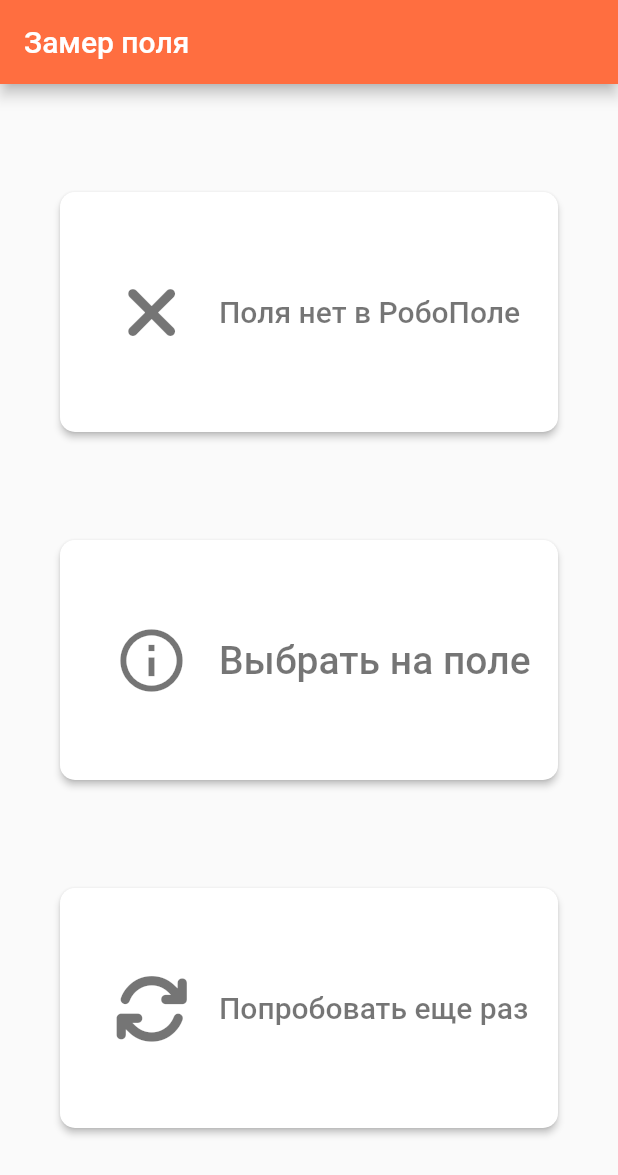
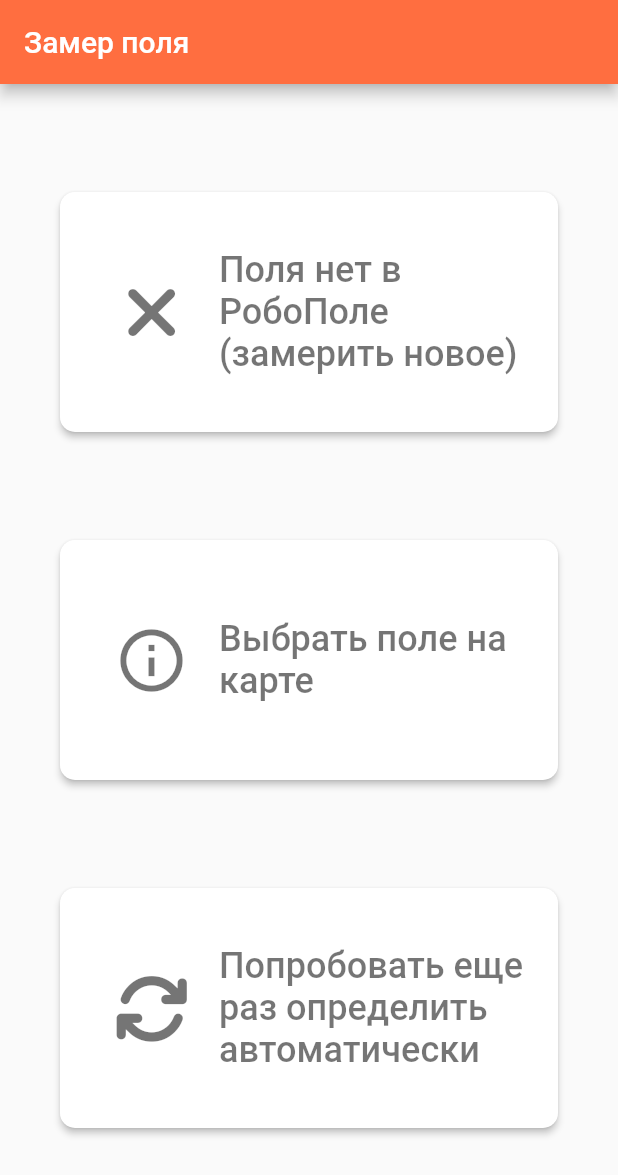
Before and after one commit to Consolushka/robopole_mob, a Flutter app: the MeasurementSelection screen opened directly, on a phone screen of 412 x 824 dp. Shown: the top 1175 px of the screen. Run offline on Flutter 3.47's test engine with Material 2 defaults, Android fonts, the phone set to English and light mode, and no system bars; our stand-ins replace audioplayers, camera, flutter_local_notifications, flutter_secure_storage, flutter_spinkit, font_awesome_flutter and 5 more; missing offline and left inert: flutter_sound, maps_toolkit, video_thumbnail, workmanager; accounts and stored records are empty.

Commit message:
updated measurements + updated some features and bugs

```diff
--- a/lib/pages/measurementSelection.dart
+++ b/lib/pages/measurementSelection.dart
@@ -38,11 +38,12 @@ class _MeasurementSelectionState extends State<MeasurementSelection> {
           mainAxisAlignment: MainAxisAlignment.spaceEvenly,
           children: [
             ElevatedButton(
-                onPressed: (){
+                onPressed: () {
                   Navigator.pushAndRemoveUntil(
                       context,
-                      MaterialPageRoute(builder: (context) => MeasurementField()),
-                          (route) => true);
+                      MaterialPageRoute(
+                          builder: (context) => MeasurementField()),
+                      (route) => true);
                 },
                 style: ElevatedButton.styleFrom(
                     primary: Colors.white,
@@ -54,21 +55,27 @@ class _MeasurementSelectionState extends State<MeasurementSelection> {
                     padding: EdgeInsets.only(left: 20),
                     child: Row(
                       children: const [
-                        Icon(FontAwesomeIcons.xmark, size: 50,color: Colors.black54,),
-                        SizedBox(width: 20,),
-                        Text(
-                          "Поля нет в РобоПоле",
-                          style: TextStyle(fontSize: 20,color: Colors.black54),
-                        )
+                        Icon(
+                          FontAwesomeIcons.xmark,
+                          size: 50,
+                          color: Colors.black54,
+                        ),
+                        SizedBox(
+                          width: 20,
+                        ),
+                        Flexible(
+                            child: Text(
+                          "Поля нет в РобоПоле (замерить новое)",
+                          style: TextStyle(fontSize: 24, color: Colors.black54),
+                        ))
                       ],
-                    )
-                )),
+                    ))),
             ElevatedButton(
-                onPressed: (){
+                onPressed: () {
                   Navigator.pushAndRemoveUntil(
                       context,
                       MaterialPageRoute(builder: (context) => MapSample()),
-                          (route) => true);
+                      (route) => true);
                 },
                 style: ElevatedButton.styleFrom(
                     primary: Colors.white,
@@ -80,30 +87,38 @@ class _MeasurementSelectionState extends State<MeasurementSelection> {
                     padding: EdgeInsets.only(left: 20),
                     child: Row(
                       children: const [
-                        Icon(Icons.info_outline, size: 50,color: Colors.black54,),
-                        SizedBox(width: 20,),
-                        Text(
-                          "Выбрать на поле",
-                          style: TextStyle(fontSize: 26,color: Colors.black54),
-                        )
+                        Icon(
+                          Icons.info_outline,
+                          size: 50,
+                          color: Colors.black54,
+                        ),
+                        SizedBox(
+                          width: 20,
+                        ),
+                        Flexible(
+                            child: Text(
+                          "Выбрать поле на карте",
+                          style: TextStyle(fontSize: 24, color: Colors.black54),
+                        ))
                       ],
-                    )
-                )),
+                    ))),
             ElevatedButton(
                 onPressed: () async {
                   showLoader(context);
                   var field = await findField(await getUserLocation());
-                  if(field.isEmpty){
+                  if (field.isEmpty) {
                     Navigator.pop(context);
-                    setState((){});
-                  }
-                  else{
+                    setState(() {});
+                  } else {
                     Navigator.pop(context);
                     Navigator.pushAndRemoveUntil(
                         context,
                         MaterialPageRoute(
-                            builder: (context) => PassportField(id: field["id"], isMeasurement: true,)),
-                            (route) => false);
+                            builder: (context) => PassportField(
+                                  id: field["id"],
+                                  isMeasurement: true,
+                                )),
+                        (route) => false);
                   }
                 },
                 style: ElevatedButton.styleFrom(
@@ -116,15 +131,21 @@ class _MeasurementSelectionState extends State<MeasurementSelection> {
                     padding: EdgeInsets.only(left: 20),
                     child: Row(
                       children: const [
-                        Icon(FontAwesomeIcons.arrowsRotate, size: 50,color: Colors.black54,),
-                        SizedBox(width: 20,),
-                        Text(
-                          "Попробовать еще раз",
-                          style: TextStyle(fontSize: 20,color: Colors.black54),
-                        )
+                        Icon(
+                          FontAwesomeIcons.arrowsRotate,
+                          size: 50,
+                          color: Colors.black54,
+                        ),
+                        SizedBox(
+                          width: 20,
+                        ),
+                        Flexible(
+                            child: Text(
+                          "Попробовать еще раз определить автоматически",
+                          style: TextStyle(fontSize: 24, color: Colors.black54),
+                        ))
                       ],
-                    )
-                )),
+                    ))),
           ],
         ),
       ),
--- a/lib/pages/passportField.dart
+++ b/lib/pages/passportField.dart
@@ -41,7 +41,7 @@ class _PassportFieldState extends State<PassportField> {
           Navigator.pushAndRemoveUntil(
               context,
               MaterialPageRoute(builder: (context) => MeasurementSelection()),
-                  (route) => false);
+                  (route) => true);
         },
       ));
     }
@@ -63,7 +63,7 @@ class _PassportFieldState extends State<PassportField> {
     var fieldsStorage = await storage.read(key: "Fields");
     var fields = jsonDecode(fieldsStorage as String) as List;
     Map<int, List<LatLng>> p = <int, List<LatLng>>{};
-    for(int i=0;i<fields.length-1;i++){
+    for(int i=0;i<fields.length;i++){
       if(fields[i]["id"] ==widget.id){
         field = fields[i];
       }
--- a/pubspec.yaml
+++ b/pubspec.yaml
@@ -15,7 +15,7 @@ publish_to: 'none' # Remove this line if you wish to publish to pub.dev
 # In iOS, build-name is used as CFBundleShortVersionString while build-number used as CFBundleVersion.
 # Read more about iOS versioning at
 # https://developer.apple.com/library/archive/documentation/General/Reference/InfoPlistKeyReference/Articles/CoreFoundationKeys.html
-version: 1.2.3+1
+version: 1.2.4+1
 
 environment:
   sdk: ">=2.17.5 <3.0.0"
```
Also changed, not shown: lib/pages/InspectionField.dart (+71 -35 lines), lib/pages/fields.dart (+90 -103 lines), lib/pages/inventory.dart (+42 -15 lines), lib/pages/measurementField.dart (+61 -43 lines), pubspec.lock.
